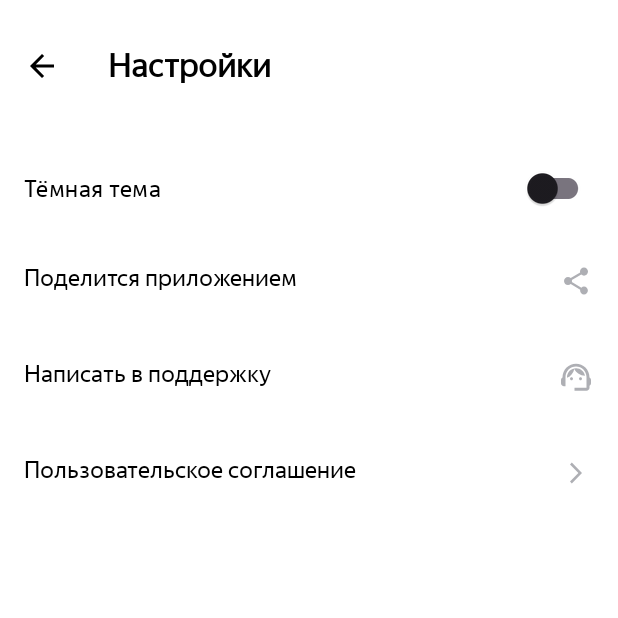
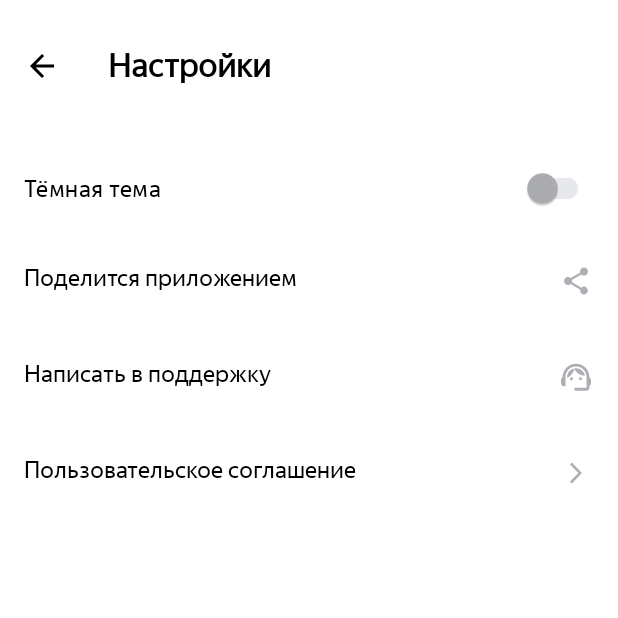
Before and after one commit to kawunus/PlaylistMaker, an Android app: the SettingsActivity screen opened directly, with no data from a screen before it, on a phone screen of 412 x 824 dp, the top half of it. Run offline under Robolectric (Android 15) with nearby library versions, the phone set to English and light mode, and no system bars.

```diff
--- a/app/src/main/res/layout/activity_settings.xml
+++ b/app/src/main/res/layout/activity_settings.xml
@@ -2,6 +2,7 @@
 <LinearLayout xmlns:android="http://schemas.android.com/apk/res/android"
     android:layout_width="match_parent"
     android:layout_height="match_parent"
+    xmlns:app="http://schemas.android.com/apk/res-auto"
     android:background="?attr/colorSecondary"
     android:orientation="vertical">
 
@@ -26,7 +27,10 @@
         android:text="@string/settings_theme"
         android:textColor="?attr/colorOnSecondary"
         android:textSize="16sp"
-        android:thumbTintMode="screen" />
+        android:thumbTintMode="screen"
+        app:thumbTint="@color/thumbColor"
+        app:trackTint="@color/trackColor"
+        />
 
     <com.google.android.material.textview.MaterialTextView
         android:id="@+id/shareView"
--- a/app/src/main/res/values-night/colors.xml
+++ b/app/src/main/res/values-night/colors.xml
@@ -5,4 +5,6 @@
     <color name="editTextBackgroundColor">#FFFFFF</color>
     <color name="editTextColor">#000000</color>
     <color name="trackTextColor">#FFFFFF</color>
+    <color name="thumbColor">#3772E7</color>
+    <color name="trackColor">#9FBBF3</color>
 </resources>
--- a/app/src/main/res/values/colors.xml
+++ b/app/src/main/res/values/colors.xml
@@ -14,4 +14,6 @@
     <color name="editTextBackgroundColor">#E6E8EB</color>
     <color name="editTextColor">#AEAFB4</color>
     <color name="trackTextColor">#AEAFB4</color>
+    <color name="thumbColor">#AEAFB4</color>
+    <color name="trackColor">#E6E8EB</color>
 </resources>
--- a/app/src/main/res/values/styles.xml
+++ b/app/src/main/res/values/styles.xml
@@ -41,4 +41,5 @@
         <item name="android:fontFamily">@font/yandex_sans_display_regular</item>
         <item name="android:textStyle">bold</item>
     </style>
+
 </resources>
```
